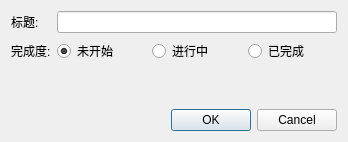
Qt form besteam/im/quick_panel/widgets/todo_editor.ui (hgoldfish/quickpanel) before a commit.
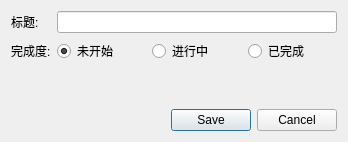
The same form after that commit.

What changed in the file:
```diff
--- a/besteam/im/quick_panel/widgets/todo_editor.ui
+++ b/besteam/im/quick_panel/widgets/todo_editor.ui
@@ -69,7 +69,7 @@
    <item>
     <widget class="QDialogButtonBox" name="buttonBox">
      <property name="standardButtons">
-      <set>QDialogButtonBox::Cancel|QDialogButtonBox::Ok</set>
+      <set>QDialogButtonBox::Cancel|QDialogButtonBox::Save</set>
      </property>
     </widget>
    </item>
```
